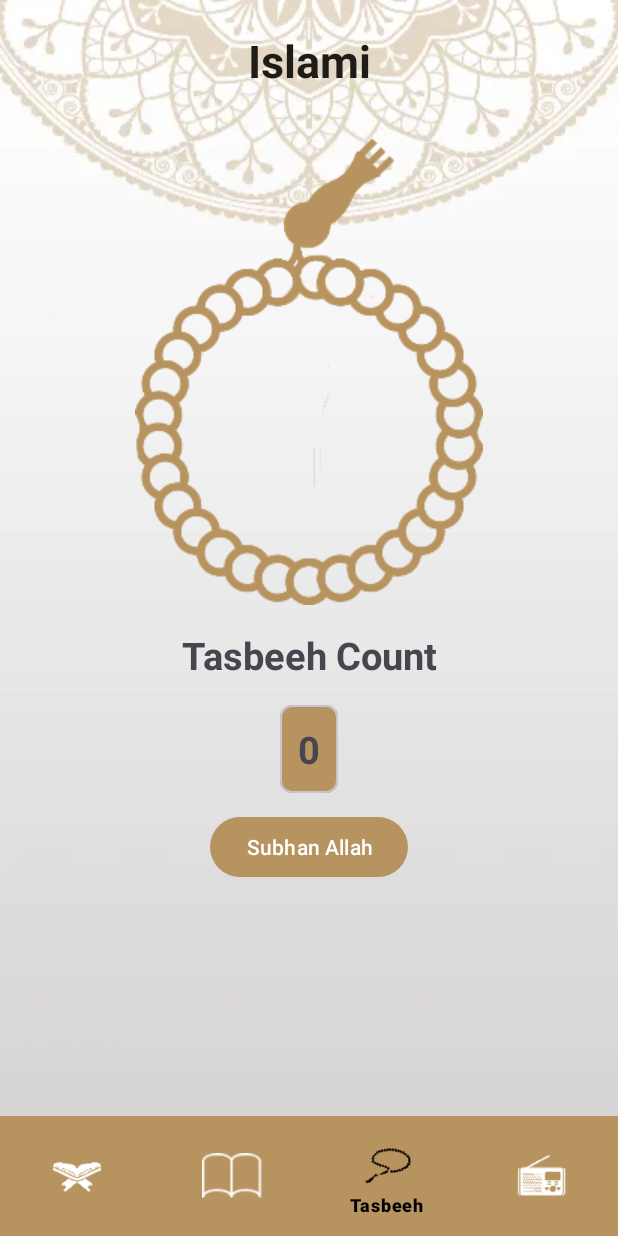
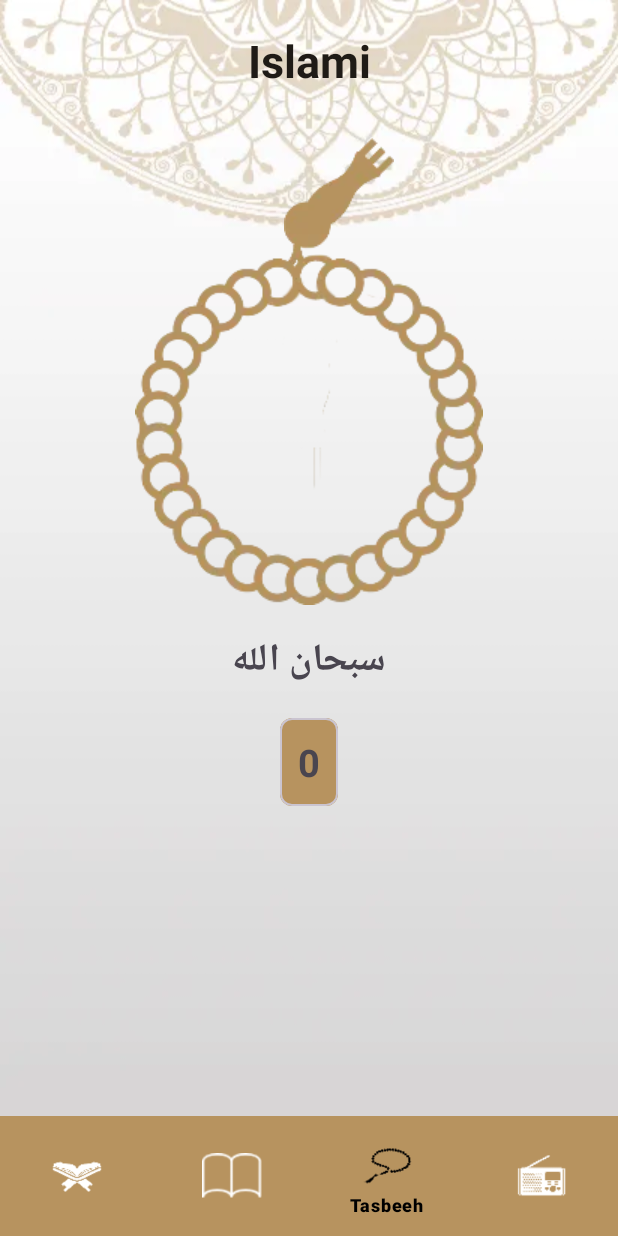
Before and after one commit to Mahmoud-Ibrahim-750/Islami, an Android app: the screen it shows after launch (HomeActivity), item 3 of the bottom bar chosen, on a phone screen of 412 x 824 dp. Run offline under Robolectric (Android 15) with nearby library versions, the phone set to English and light mode, and no system bars.

Commit message:
Optimize Current Implementation
* optimized the tasbeeh fragment logic & design
* organized the code of radio-related classes

```diff
--- a/app/src/main/java/com/mis/route/islami/ui/home/fragments/tasbeeh/TasbeehFragment.kt
+++ b/app/src/main/java/com/mis/route/islami/ui/home/fragments/tasbeeh/TasbeehFragment.kt
@@ -1,20 +1,18 @@
 package com.mis.route.islami.ui.home.fragments.tasbeeh
 
-import android.content.res.ColorStateList
-import android.content.res.Configuration
 import android.os.Bundle
 import android.view.LayoutInflater
 import android.view.View
 import android.view.ViewGroup
-import androidx.appcompat.content.res.AppCompatResources
 import androidx.fragment.app.Fragment
-import com.mis.route.islami.R
 import com.mis.route.islami.databinding.FragmentTasbeehBinding
 
 class TasbeehFragment : Fragment() {
 
     private lateinit var binding: FragmentTasbeehBinding
     private var tasbeehCounter = 0
+    private val azkarList = listOf("سبحان الله", "الحمد لله", "الله اكبر")
+    private var currentZikrIndex = 0
 
     override fun onCreateView(
         inflater: LayoutInflater,
@@ -27,40 +25,20 @@ class TasbeehFragment : Fragment() {
 
     override fun onViewCreated(view: View, savedInstanceState: Bundle?) {
         super.onViewCreated(view, savedInstanceState)
-        applyThemeOnViews()
-        binding.tasbeehCountTextview.text = tasbeehCounter.toString()
+        binding.tasbeehCounterTv.text = tasbeehCounter.toString()
+        binding.title.text = azkarList[currentZikrIndex]
 
-        binding.counterButton.setOnClickListener {
+        binding.sebhaImageContainer.setOnClickListener {
             tasbeehCounter++
-            binding.tasbeehCountTextview.text = tasbeehCounter.toString()
+            binding.tasbeehCounterTv.text = tasbeehCounter.toString()
             binding.sebhaBodyImage.rotation += 30
+
+            if (tasbeehCounter == 33) {
+                tasbeehCounter = 0
+                binding.tasbeehCounterTv.text = tasbeehCounter.toString()
+                currentZikrIndex = if (currentZikrIndex == 2) 0 else ++currentZikrIndex
+                binding.title.text = azkarList[currentZikrIndex]
+            }
         }
     }
-
-    private fun applyThemeOnViews() {
-        var colorStateList: ColorStateList? = null
-        var color: Int? = null
-        when (resources.configuration.uiMode and Configuration.UI_MODE_NIGHT_MASK) {
-            Configuration.UI_MODE_NIGHT_NO -> {
-                // light theme.
-                context?.let {
-                    colorStateList = AppCompatResources.getColorStateList(requireContext(), R.color.md_theme_light_primary)
-                    color = resources.getColor(R.color.gold_light)
-
-                }
-            }
-
-            Configuration.UI_MODE_NIGHT_YES -> {
-                // dark theme.
-                context?.let {
-                    colorStateList = AppCompatResources.getColorStateList(requireContext(), R.color.md_theme_dark_primary)
-                    color = resources.getColor(R.color.purple_dark)
-                }
-            }
-        }
-
-        binding.sebhaHeadImage.imageTintList =  colorStateList
-        binding.sebhaBodyImage.imageTintList = colorStateList
-        binding.tasbeehCountTextview.setBackgroundColor(color!!)
-    }
 }
--- a/app/src/main/res/layout/fragment_tasbeeh.xml
+++ b/app/src/main/res/layout/fragment_tasbeeh.xml
@@ -1,16 +1,16 @@
 <?xml version="1.0" encoding="utf-8"?>
 <androidx.constraintlayout.widget.ConstraintLayout xmlns:android="http://schemas.android.com/apk/res/android"
+    xmlns:app="http://schemas.android.com/apk/res-auto"
+    xmlns:tools="http://schemas.android.com/tools"
     android:layout_width="match_parent"
-    android:layout_height="match_parent"
-    xmlns:app="http://schemas.android.com/apk/res-auto"
-    xmlns:tools="http://schemas.android.com/tools">
+    android:layout_height="match_parent">
 
     <LinearLayout
-        android:id="@+id/fragment_image_container"
+        android:id="@+id/sebha_image_container"
         android:layout_width="wrap_content"
         android:layout_height="wrap_content"
+        android:gravity="center"
         android:orientation="vertical"
-        android:gravity="center"
         app:layout_constraintEnd_toEndOf="parent"
         app:layout_constraintStart_toStartOf="parent"
         app:layout_constraintTop_toTopOf="parent">
@@ -19,9 +19,9 @@
             android:id="@+id/sebha_head_image"
             android:layout_width="wrap_content"
             android:layout_height="wrap_content"
+            android:src="@drawable/image_tasbeeh_fragment_header_top_part"
             android:translationX="20dp"
-            android:translationY="28dp"
-            android:src="@drawable/image_tasbeeh_fragment_header_top_part" />
+            android:translationY="28dp" />
 
         <ImageView
             android:id="@+id/sebha_body_image"
@@ -34,13 +34,13 @@
         android:id="@+id/title"
         android:layout_width="wrap_content"
         android:layout_height="wrap_content"
+        android:layout_marginVertical="16dp"
         android:text="@string/tasbeeh_count"
         android:textSize="25sp"
         android:textStyle="bold"
-        android:layout_marginVertical="16dp"
+        app:layout_constraintEnd_toEndOf="parent"
         app:layout_constraintStart_toStartOf="parent"
-        app:layout_constraintEnd_toEndOf="parent"
-        app:layout_constraintTop_toBottomOf="@id/fragment_image_container"/>
+        app:layout_constraintTop_toBottomOf="@id/sebha_image_container" />
 
     <com.google.android.material.card.MaterialCardView
         android:id="@+id/tasbeeh_cardview"
@@ -48,31 +48,21 @@
         android:layout_height="wrap_content"
         android:layout_marginTop="16dp"
         app:cardCornerRadius="8dp"
+        app:layout_constraintEnd_toEndOf="parent"
         app:layout_constraintStart_toStartOf="parent"
-        app:layout_constraintEnd_toEndOf="parent"
         app:layout_constraintTop_toBottomOf="@id/title">
 
         <TextView
-            android:id="@+id/tasbeeh_count_textview"
+            android:id="@+id/tasbeeh_counter_tv"
             android:layout_width="match_parent"
             android:layout_height="match_parent"
-            tools:text="30"
+            android:background="@color/gold_light"
+            android:gravity="center"
+            android:padding="12dp"
             android:textSize="25sp"
             android:textStyle="bold"
-            android:padding="12dp"
-            android:background="@color/gold_light"
-            />
+            tools:text="30" />
 
     </com.google.android.material.card.MaterialCardView>
 
-    <Button
-        android:id="@+id/counter_button"
-        android:layout_width="wrap_content"
-        android:layout_height="wrap_content"
-        android:text="@string/subhan_allah"
-        android:layout_marginTop="12dp"
-        app:layout_constraintStart_toStartOf="parent"
-        app:layout_constraintEnd_toEndOf="parent"
-        app:layout_constraintTop_toBottomOf="@id/tasbeeh_cardview"/>
-
 </androidx.constraintlayout.widget.ConstraintLayout>
```
Also changed, not shown: app/src/main/java/com/mis/route/islami/ui/home/fragments/radio/RadioFragment.kt (+5 -2 lines), app/src/main/java/com/mis/route/islami/ui/home/fragments/radio/RadioService.kt (+7 -12 lines).
